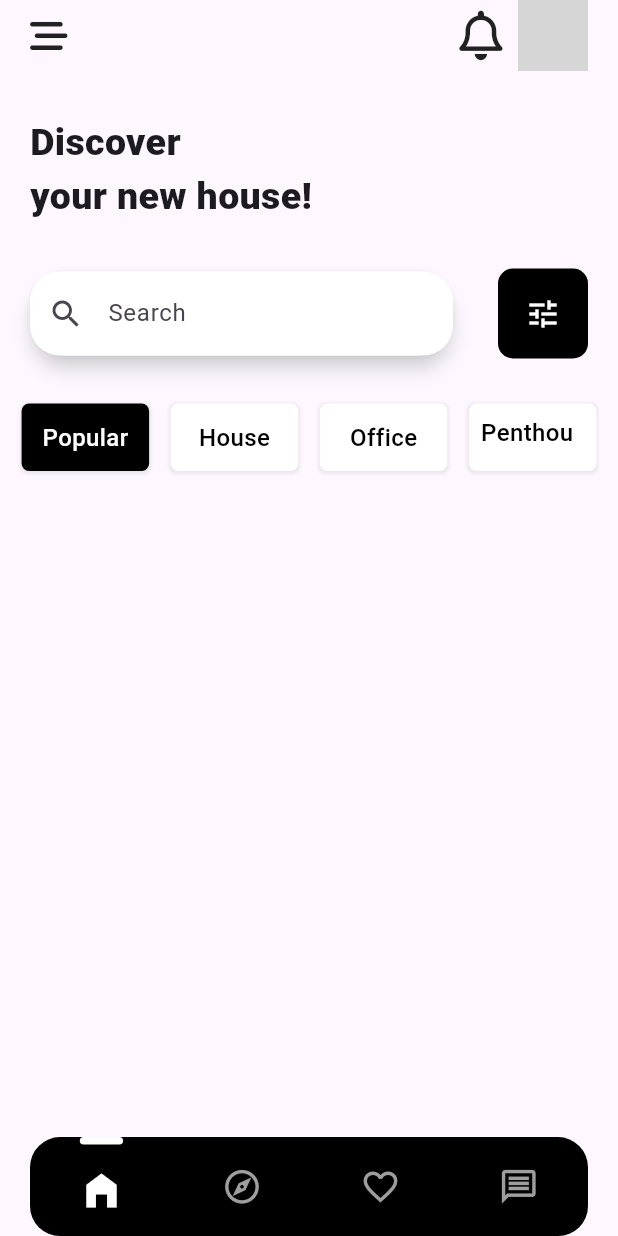
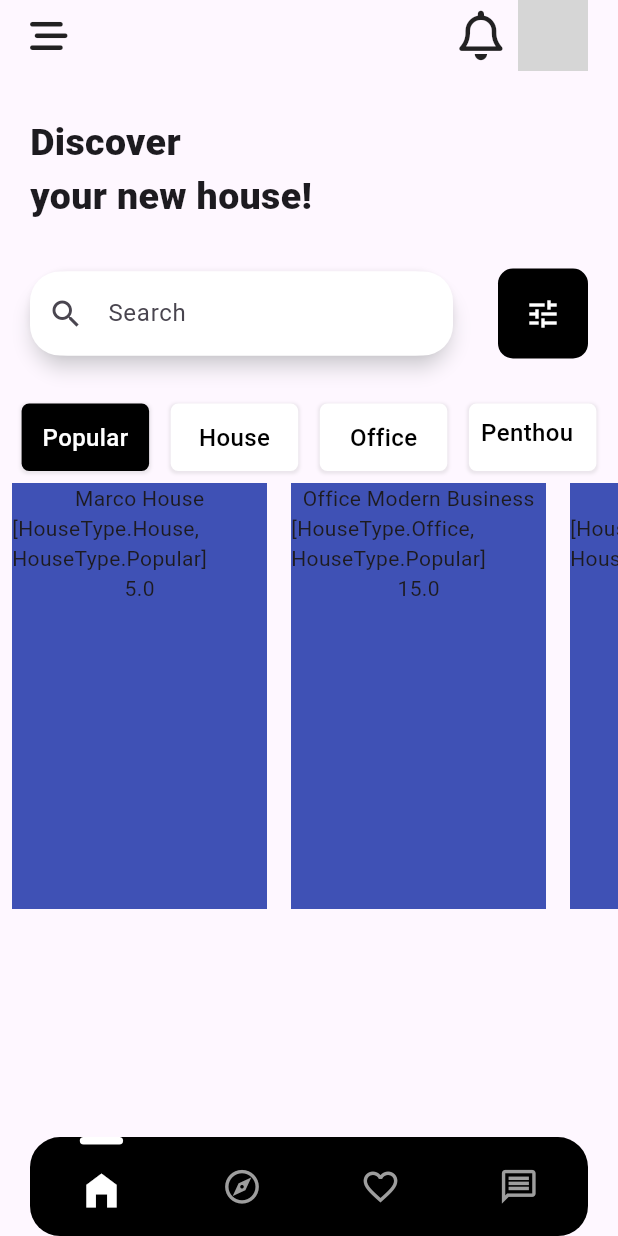
Before and after one commit to jhongo/Flutter_Rental_App, a Flutter app: the screen it shows after launch, on a phone screen of 412 x 824 dp. Run offline on Flutter 3.47's test engine with Material 3 defaults, Android fonts, the phone set to English and light mode, and no system bars; our stand-ins replace flutter_riverpod, font_awesome_flutter; network calls fail; grey boxes are pictures that could not be loaded.

Commit message:
👔 [ADD]: Filtered Property
[ADD]: Filtered Property by Category

```diff
--- a/lib/helpers/enums.dart
+++ b/lib/helpers/enums.dart
@@ -1,5 +1,6 @@
 
-enum HouseType {popular, house, office, penthouse}
+// ignore: constant_identifier_names
+enum HouseType {Popular, House, Office, Penthouse}
 
 extension EnumExtension on HouseType {
   String capitalizeName(){
--- a/lib/infrastructure/datasource/property_datasourse.dart
+++ b/lib/infrastructure/datasource/property_datasourse.dart
@@ -23,7 +23,7 @@ const property = <Property>[
       'assets/imgs/houses/house-cook.jpg',
       'assets/imgs/houses/house-posters.jpg'
     ],
-    category: [HouseType.house]),
+    category: [HouseType.House]),
 
   Property(
     mainImage: 'assets/imgs/houses/house-marco.jpg',
@@ -41,7 +41,7 @@ const property = <Property>[
       'assets/imgs/houses/house-modern.jpg',
       'assets/imgs/houses/house-bathdroom_two.jpg'
     ],
-    category: [HouseType.house, HouseType.popular ]),
+    category: [HouseType.House, HouseType.Popular ]),
 
   Property(
     mainImage: 'assets/imgs/houses/house-modern.jpg',
@@ -59,7 +59,7 @@ const property = <Property>[
       'assets/imgs/houses/house-bathdroom_one.jpg',
       'assets/imgs/houses/house-posters.jpg'
     ],
-    category: [HouseType.house ]),
+    category: [HouseType.House ]),
 
     /**
      * & Office Models
@@ -80,7 +80,7 @@ const property = <Property>[
         'assets/imgs/offices/office-bano.jpg',
         'assets/imgs/offices/office-conference.jpg',
       ],
-      category: [HouseType.office, HouseType.popular]),
+      category: [HouseType.Office, HouseType.Popular]),
 
     Property(
       mainImage: 'assets/imgs/offices/office-name-inter.jpg',
@@ -98,7 +98,7 @@ const property = <Property>[
         'assets/imgs/offices/office-boss.jpg',
         'assets/imgs/offices/ofiice-ext.jpg',
       ],
-      category: [HouseType.office, HouseType.popular]),
+      category: [HouseType.Office, HouseType.Popular]),
 
     Property(
       mainImage: 'assets/imgs/offices/office-name-teamwork.jpg',
@@ -116,7 +116,7 @@ const property = <Property>[
         'assets/imgs/offices/office-people.jpg',
         'assets/imgs/offices/office-bano.jpg',
       ],
-      category: [HouseType.office]),
+      category: [HouseType.Office]),
 
     /***
      * & Penthouse Models
@@ -137,7 +137,7 @@ const property = <Property>[
         'assets/imgs/penthouse/pnthouse-comple_two.jpg',
         'assets/imgs/penthouse/penthouse-comple.jpg',
       ],
-      category: [HouseType.penthouse] ),
+      category: [HouseType.Penthouse] ),
     Property(
       mainImage: 'assets/imgs/penthouse/penthouse-name-two.jpg',
       area: 3200,
@@ -153,7 +153,7 @@ const property = <Property>[
         'assets/imgs/penthouse/penthouse-comple_four.jpg',
         'assets/imgs/penthouse/pnthouse-comple_two.jpg',
       ],
-      category: [HouseType.penthouse, HouseType.popular] ),
+      category: [HouseType.Penthouse, HouseType.Popular] ),
 
     Property(
       mainImage: 'assets/imgs/penthouse/penthouse-name-three.jpg',
@@ -170,14 +170,14 @@ const property = <Property>[
         'assets/imgs/penthouse/penthouse-name-four.jpg',
         'assets/imgs/penthouse/penthouse-comple_three.jpg',
       ],
-      category: [HouseType.penthouse, HouseType.popular] ),
+      category: [HouseType.Penthouse, HouseType.Popular] ),
 
 
 ];
 
 final Map<HouseType, List<Property>> propertyByCategory = {
-  HouseType.house: property.where((property) => property.category.contains(HouseType.house)).toList(),
-  HouseType.office: property.where((property) => property.category.contains(HouseType.office)).toList(),
-  HouseType.penthouse: property.where((property) => property.category.contains(HouseType.penthouse)).toList(),
-  HouseType.popular: property.where((property) => property.category.contains(HouseType.popular)).toList(),
+  HouseType.House: property.where((property) => property.category.contains(HouseType.House)).toList(),
+  HouseType.Office: property.where((property) => property.category.contains(HouseType.Office)).toList(),
+  HouseType.Penthouse: property.where((property) => property.category.contains(HouseType.Penthouse)).toList(),
+  HouseType.Popular: property.where((property) => property.category.contains(HouseType.Popular)).toList(),
 };
--- a/lib/presentation/screens/home_screen/widgets/body_home.dart
+++ b/lib/presentation/screens/home_screen/widgets/body_home.dart
@@ -1,5 +1,7 @@
 import 'package:flutter/material.dart';
 import 'package:flutter_property_rental_ui/helpers/enums.dart';
+import 'package:flutter_property_rental_ui/infrastructure/datasource/property_datasourse.dart';
+import 'package:flutter_property_rental_ui/presentation/screens/home_screen/widgets/card_property.dart';
 import 'package:flutter_property_rental_ui/presentation/screens/home_screen/widgets/tags_filter.dart';
 import 'package:flutter_property_rental_ui/presentation/services/tabs_services.dart';
 import 'package:flutter_riverpod/flutter_riverpod.dart';
@@ -12,14 +14,32 @@ class BodyHome extends ConsumerWidget {
   Widget build(BuildContext context, WidgetRef ref) {
     return SizedBox(
       width: MediaQuery.of(context).size.width,
-      child: Row(
-        mainAxisAlignment: MainAxisAlignment.spaceEvenly,
-        children: List.generate(HouseType.values.length , (index){
-          return TagFilter(
-            name: HouseType.values[index].capitalizeName(),
-            onTap: () => ref.read(stateItemFilter.notifier).state = HouseType.values[index].capitalizeName()
-            // houseType: HouseType.values[index],
-          );})
-    ));
+      child: Column(
+        children: [
+          Row(
+            mainAxisAlignment: MainAxisAlignment.spaceEvenly,
+            children: List.generate(HouseType.values.length , (index){
+              return TagFilter(
+                name: HouseType.values[index],
+                onTap: () => ref.read(stateItemFilter.notifier).state = HouseType.values[index]
+                // houseType: HouseType.values[index],
+              );})),
+
+          SizedBox(
+            height: 300,
+            width: MediaQuery.of(context).size.width,
+            child: ListView.builder(
+              scrollDirection: Axis.horizontal,
+              itemCount: propertyByCategory[ref.watch(stateItemFilter) ]!.length,
+              itemBuilder:(context, index) {
+                return CardProperty(
+                  property: propertyByCategory[ref.watch(stateItemFilter) ]![index]
+                );
+              },
+              ),
+          )
+
+        ],
+      ));
   }
 }
--- /dev/null
+++ b/lib/presentation/screens/home_screen/widgets/card_property.dart
@@ -0,0 +1,28 @@
+import 'package:flutter/material.dart';
+import 'package:flutter_property_rental_ui/infrastructure/models/property.dart';
+
+class CardProperty extends StatelessWidget {
+
+  final Property property;
+  const CardProperty({super.key, required this.property});
+
+  @override
+  Widget build(BuildContext context) {
+    return Padding(
+      padding: const EdgeInsets.all(8.0),
+      child: SizedBox(
+        height: 60,
+        width: 170,
+        child: DecoratedBox(decoration: BoxDecoration(color: Colors.indigo),
+        child: Column(
+          children: [
+            Text(property.name),
+            Text(property.category.toString() ),
+            Text(property.price.toString())
+          ],
+        ),
+        ),
+      ),
+    );
+  }
+}
--- a/lib/presentation/screens/home_screen/widgets/tags_filter.dart
+++ b/lib/presentation/screens/home_screen/widgets/tags_filter.dart
@@ -1,11 +1,12 @@
 import 'package:flutter/material.dart';
+import 'package:flutter_property_rental_ui/helpers/enums.dart';
 import 'package:flutter_property_rental_ui/presentation/services/tabs_services.dart';
 import 'package:flutter_riverpod/flutter_riverpod.dart';
 
 
 class TagFilter extends ConsumerWidget {
 
-  final String name;
+  final HouseType name;
   final Function onTap;
   const TagFilter({super.key, required this.name, required this.onTap});
 
@@ -33,7 +34,7 @@ class TagFilter extends ConsumerWidget {
             child: Padding(
               padding: const EdgeInsets.all(8.0),
               child: Text(
-                name,
+                '${name.toString().split('.').last}',
                 style: TextStyle(
                   color: filterSelect == name ? Colors.white : Colors.black,
                   fontSize: 16,
--- a/lib/presentation/services/tabs_services.dart
+++ b/lib/presentation/services/tabs_services.dart
@@ -3,4 +3,4 @@ import 'package:flutter_riverpod/flutter_riverpod.dart';
 
 final stateItemNav = StateProvider<int>((ref) => 0);
 
-final stateItemFilter = StateProvider<String>((ref) =>  HouseType.popular.capitalizeName());
+final stateItemFilter = StateProvider<HouseType>((ref) =>  HouseType.Popular);
```
